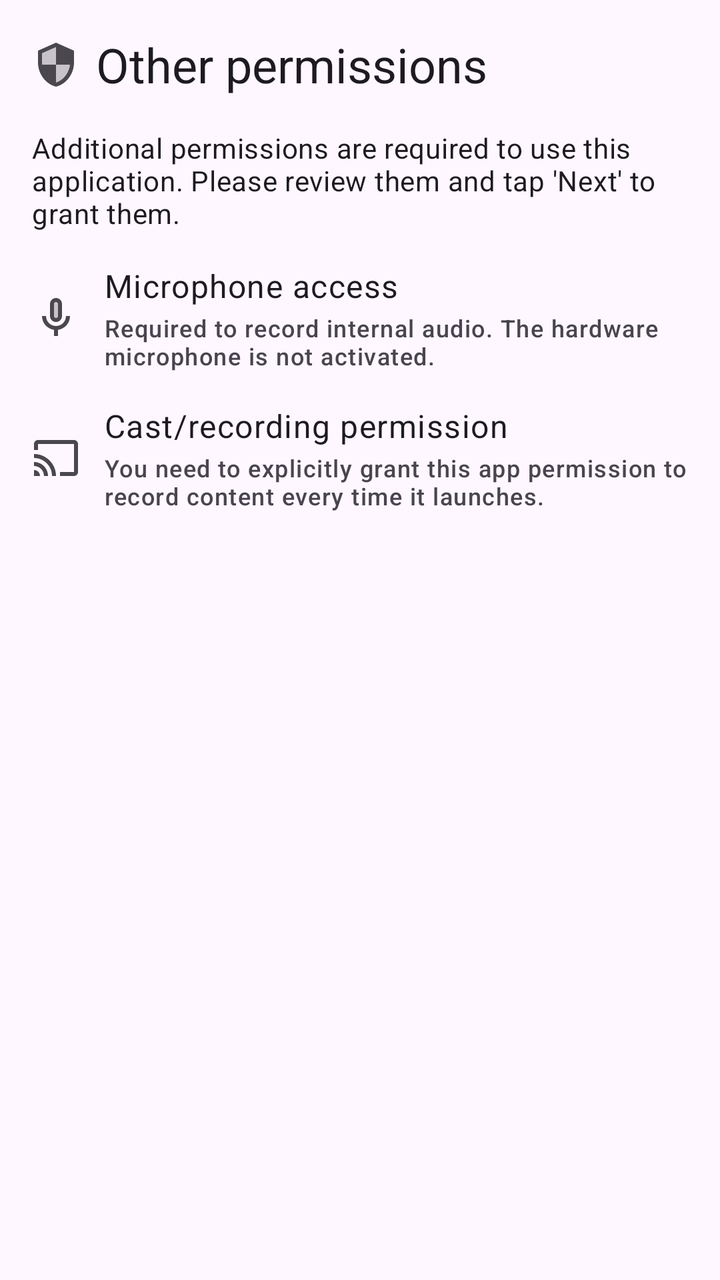
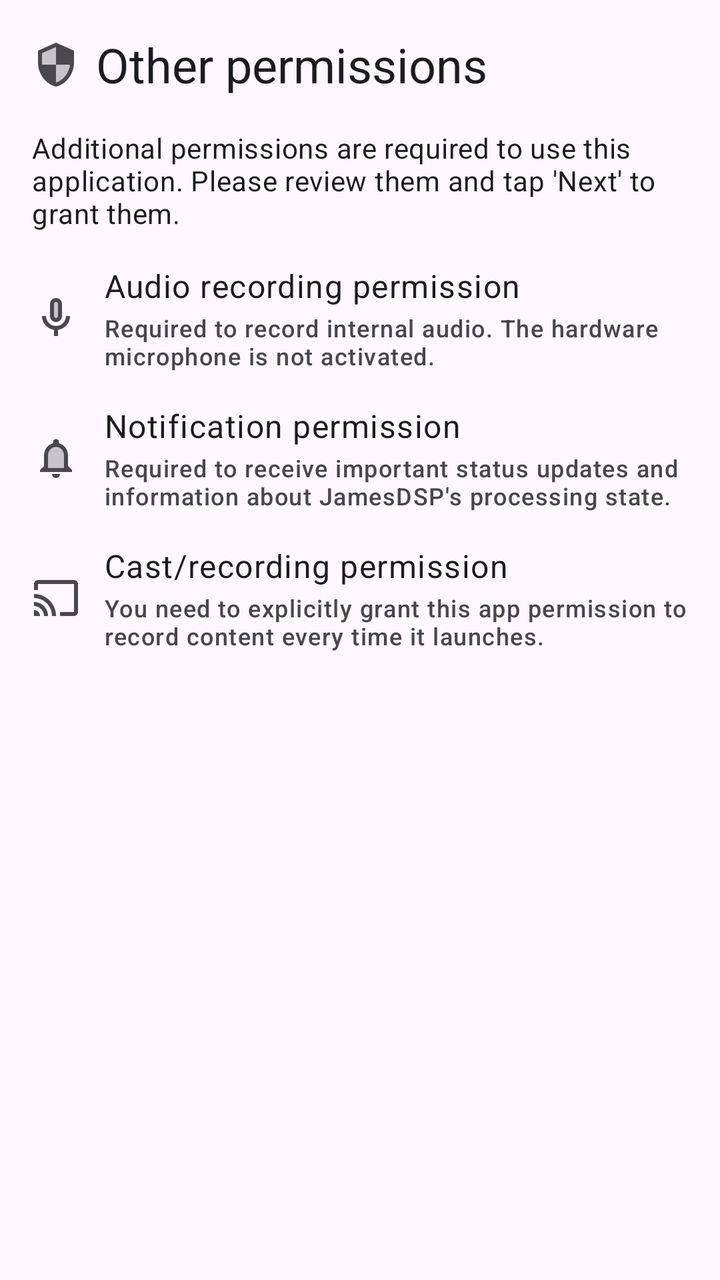

Screens rendered from an Android XML layout before and after an edit, with the pre-edit source and the edit as a unified diff.
<!-- AndroidManifest.xml: application theme Theme.RootlessJamesDSP -->
<!-- res/layout/onboarding_page4.xml -->
<?xml version="1.0" encoding="utf-8"?>
<LinearLayout xmlns:android="http://schemas.android.com/apk/res/android"
    xmlns:app="http://schemas.android.com/apk/res-auto"
    android:layout_width="match_parent"
    android:layout_height="match_parent"
    android:orientation="vertical"
    android:padding="16dp">

    <LinearLayout
        android:layout_width="match_parent"
        android:layout_height="wrap_content"
        android:orientation="horizontal">
        <ImageView
            android:layout_width="wrap_content"
            android:layout_height="match_parent"
            android:layout_gravity="center_vertical"
            android:layout_marginEnd="8dp"
            android:alpha="0.8"
            app:srcCompat="@drawable/ic_twotone_security_24dp"
            app:tint="?attr/colorOnSurface" />

        <TextView
            android:layout_width="wrap_content"
            android:layout_height="match_parent"
            android:layout_gravity="center_vertical"
            android:text="@string/onboarding_perm_title"
            android:textAppearance="?attr/textAppearanceHeadline5" />
    </LinearLayout>

    <ScrollView
        android:layout_marginTop="16dp"
        android:layout_width="match_parent"
        android:layout_height="match_parent">
        <LinearLayout
            android:layout_width="match_parent"
            android:layout_height="wrap_content"
            android:orientation="vertical">
            <TextView
                android:layout_width="match_parent"
                android:layout_height="wrap_content"
                android:layout_marginBottom="16dp"
                android:text="@string/onboarding_perm_caption"
                android:textAppearance="?attr/textAppearanceBody2" />

            <LinearLayout
                android:layout_width="match_parent"
                android:layout_height="wrap_content"
                android:orientation="horizontal"
                android:layout_marginBottom="16dp">
                <ImageView
                    android:layout_width="wrap_content"
                    android:layout_height="match_parent"
                    android:layout_gravity="center_vertical"
                    android:layout_marginEnd="12dp"
                    android:alpha="0.8"
                    app:srcCompat="@drawable/ic_twotone_mic_24dp"
                    app:tint="?attr/colorOnSurface" />
                <LinearLayout
                    android:layout_width="match_parent"
                    android:layout_height="wrap_content"
                    android:orientation="vertical">
                    <TextView
                        android:layout_width="wrap_content"
                        android:layout_height="match_parent"
                        android:layout_gravity="center_vertical"
                        android:layout_marginBottom="2dp"
                        android:text="@string/onboarding_perm_microphone_title"
                        android:textAppearance="?attr/textAppearanceBody1" />
                    <TextView
                        android:layout_width="wrap_content"
                        android:layout_height="match_parent"
                        android:layout_gravity="center_vertical"
                        android:text="@string/onboarding_perm_microphone_caption"
                        android:textAppearance="?attr/textAppearanceLabelMedium" />
                </LinearLayout>
            </LinearLayout>

            


            <LinearLayout
                android:layout_width="match_parent"
                android:layout_height="wrap_content"
                android:orientation="horizontal"
                android:layout_marginBottom="4dp">
                <ImageView
                    android:layout_width="wrap_content"
                    android:layout_height="match_parent"
                    android:layout_gravity="center_vertical"
                    android:layout_marginEnd="12dp"
                    android:alpha="0.8"
                    app:srcCompat="@drawable/ic_twotone_cast_24dp"
                    app:tint="?attr/colorOnSurface" />
                <LinearLayout
                    android:layout_width="match_parent"
                    android:layout_height="wrap_content"
                    android:orientation="vertical">
                    <TextView
                        android:layout_width="wrap_content"
                        android:layout_height="match_parent"
                        android:layout_gravity="center_vertical"
                        android:layout_marginBottom="2dp"
                        android:text="@string/onboarding_perm_cast_title"
                        android:textAppearance="?attr/textAppearanceBody1"/>
                    <TextView
                        android:layout_width="wrap_content"
                        android:layout_height="match_parent"
                        android:layout_gravity="center_vertical"
                        android:text="@string/onboarding_perm_cast_caption"
                        android:textAppearance="?attr/textAppearanceLabelMedium" />
                </LinearLayout>
            </LinearLayout>

        </LinearLayout>

    </ScrollView>

</LinearLayout>
<!-- resources referenced by this layout -->
<resources>
  <!-- drawable ic_twotone_cast_24dp (drawable) -->
  <vector android:height="24dp" android:tint="#000000"
      android:viewportHeight="24" android:viewportWidth="24"
      android:width="24dp" xmlns:android="http://schemas.android.com/apk/res/android">
      <path android:fillColor="@android:color/white" android:pathData="M21,3L3,3c-1.1,0 -2,0.9 -2,2v3h2L3,5h18v14h-7v2h7c1.1,0 2,-0.9 2,-2L23,5c0,-1.1 -0.9,-2 -2,-2zM1,18v3h3c0,-1.66 -1.34,-3 -3,-3zM1,14v2c2.76,0 5,2.24 5,5h2c0,-3.87 -3.13,-7 -7,-7zM1,10v2c4.97,0 9,4.03 9,9h2c0,-6.08 -4.93,-11 -11,-11z"/>
  </vector>
  <!-- drawable ic_twotone_security_24dp (drawable) -->
  <vector android:height="24dp" android:tint="#000000"
      android:viewportHeight="24" android:viewportWidth="24"
      android:width="24dp" xmlns:android="http://schemas.android.com/apk/res/android">
      <path android:fillAlpha="0.3"
          android:fillColor="@android:color/white"
          android:pathData="M12,3.19L5,6.3V12h7v8.93c3.72,-1.15 6.47,-4.82 7,-8.94h-7v-8.8z" android:strokeAlpha="0.3"/>
      <path android:fillColor="@android:color/white" android:pathData="M12,1L3,5v6c0,5.55 3.84,10.74 9,12 5.16,-1.26 9,-6.45 9,-12L21,5l-9,-4zM12,20.93L12,12L5,12L5,6.3l7,-3.11v8.8h7c-0.53,4.12 -3.28,7.79 -7,8.94z"/>
  </vector>
  <string name="onboarding_perm_caption">Additional permissions are required to use this application. Please review them and tap \'Next\' to grant them.</string>
  <string name="onboarding_perm_cast_caption">You need to explicitly grant this app permission to record content every time it launches.</string>
  <string name="onboarding_perm_cast_title">Cast/recording permission</string>
  <string name="onboarding_perm_microphone_caption">Required to record internal audio. The hardware microphone is not activated.</string>
  <string name="onboarding_perm_microphone_title">Microphone access</string>
  <string name="onboarding_perm_title">Other permissions</string>
  <style name="Theme.RootlessJamesDSP" parent="Base.Theme.RootlessJamesDSP" />
  <style name="Base.Theme.RootlessJamesDSP" parent="Theme.Material3.DayNight.NoActionBar">
          
          
          <item name="materialSwitchStyle">@style/Widget.Material3.CompoundButton.MaterialSwitch</item>
          <item name="alertDialogTheme">@style/AppTheme.AlertDialogTheme</item>
          <item name="materialCardViewStyle">@style/Theme.RootlessJamesDSP.CardView</item>
          <item name="cardCornerRadius">@dimen/corner_radius</item>
      </style>
  <style name="AppTheme.AlertDialogTheme" parent="@style/ThemeOverlay.Material3.MaterialAlertDialog">
          <item name="dialogCornerRadius">28dp</item>
          <item name="colorBackgroundFloating">@color/alert_dialog_background</item>
      </style>
  <style name="Theme.RootlessJamesDSP.CardView" parent="Widget.Material3.CardView.Elevated" />
  <dimen name="corner_radius">12dp</dimen>
  <color name="alert_dialog_background">@android:color/white</color>
  <!-- unchanged entries left out for length: 1 -->
</resources>

<!-- the commit's change to res/layout/onboarding_page4.xml (unified diff, before → after) -->
@@ -75,7 +75,39 @@
                 </LinearLayout>
             </LinearLayout>
 
-            
+            <LinearLayout
+                android:id="@+id/onboarding_page4_notification"
+                android:layout_width="match_parent"
+                android:layout_height="wrap_content"
+                android:orientation="horizontal"
+                android:layout_marginBottom="16dp">
+                <ImageView
+                    android:layout_width="wrap_content"
+                    android:layout_height="match_parent"
+                    android:layout_gravity="center_vertical"
+                    android:layout_marginEnd="12dp"
+                    android:alpha="0.8"
+                    app:srcCompat="@drawable/ic_twotone_notifications_24dp"
+                    app:tint="?attr/colorOnSurface" />
+                <LinearLayout
+                    android:layout_width="match_parent"
+                    android:layout_height="wrap_content"
+                    android:orientation="vertical">
+                    <TextView
+                        android:layout_width="wrap_content"
+                        android:layout_height="match_parent"
+                        android:layout_gravity="center_vertical"
+                        android:layout_marginBottom="2dp"
+                        android:text="@string/onboarding_perm_notification_title"
+                        android:textAppearance="?attr/textAppearanceBody1"/>
+                    <TextView
+                        android:layout_width="wrap_content"
+                        android:layout_height="match_parent"
+                        android:layout_gravity="center_vertical"
+                        android:text="@string/onboarding_perm_notification_caption"
+                        android:textAppearance="?attr/textAppearanceLabelMedium" />
+                </LinearLayout>
+            </LinearLayout>
 
 
             <LinearLayout
<!-- resource entries referenced after the edit -->
@@ -5,6 +5,15 @@
       android:viewportHeight="24" android:viewportWidth="24"
       android:width="24dp" xmlns:android="http://schemas.android.com/apk/res/android">
       <path android:fillColor="@android:color/white" android:pathData="M21,3L3,3c-1.1,0 -2,0.9 -2,2v3h2L3,5h18v14h-7v2h7c1.1,0 2,-0.9 2,-2L23,5c0,-1.1 -0.9,-2 -2,-2zM1,18v3h3c0,-1.66 -1.34,-3 -3,-3zM1,14v2c2.76,0 5,2.24 5,5h2c0,-3.87 -3.13,-7 -7,-7zM1,10v2c4.97,0 9,4.03 9,9h2c0,-6.08 -4.93,-11 -11,-11z"/>
+  </vector>
+  <!-- drawable ic_twotone_notifications_24dp (drawable) -->
+  <vector android:height="24dp" android:tint="#000000"
+      android:viewportHeight="24" android:viewportWidth="24"
+      android:width="24dp" xmlns:android="http://schemas.android.com/apk/res/android">
+      <path android:fillAlpha="0.3"
+          android:fillColor="@android:color/white"
+          android:pathData="M12,6.5c-2.49,0 -4,2.02 -4,4.5v6h8v-6c0,-2.48 -1.51,-4.5 -4,-4.5z" android:strokeAlpha="0.3"/>
+      <path android:fillColor="@android:color/white" android:pathData="M12,22c1.1,0 2,-0.9 2,-2h-4c0,1.1 0.9,2 2,2zM18,16v-5c0,-3.07 -1.63,-5.64 -4.5,-6.32L13.5,4c0,-0.83 -0.67,-1.5 -1.5,-1.5s-1.5,0.67 -1.5,1.5v0.68C7.64,5.36 6,7.92 6,11v5l-2,2v1h16v-1l-2,-2zM16,17L8,17v-6c0,-2.48 1.51,-4.5 4,-4.5s4,2.02 4,4.5v6z"/>
   </vector>
   <!-- drawable ic_twotone_security_24dp (drawable) -->
   <vector android:height="24dp" android:tint="#000000"
@@ -19,7 +28,9 @@
   <string name="onboarding_perm_cast_caption">You need to explicitly grant this app permission to record content every time it launches.</string>
   <string name="onboarding_perm_cast_title">Cast/recording permission</string>
   <string name="onboarding_perm_microphone_caption">Required to record internal audio. The hardware microphone is not activated.</string>
-  <string name="onboarding_perm_microphone_title">Microphone access</string>
+  <string name="onboarding_perm_microphone_title">Audio recording permission</string>
+  <string name="onboarding_perm_notification_caption">Required to receive important status updates and information about JamesDSP\'s processing state.</string>
+  <string name="onboarding_perm_notification_title">Notification permission</string>
   <string name="onboarding_perm_title">Other permissions</string>
   <style name="Theme.RootlessJamesDSP" parent="Base.Theme.RootlessJamesDSP" />
   <style name="Base.Theme.RootlessJamesDSP" parent="Theme.Material3.DayNight.NoActionBar">
